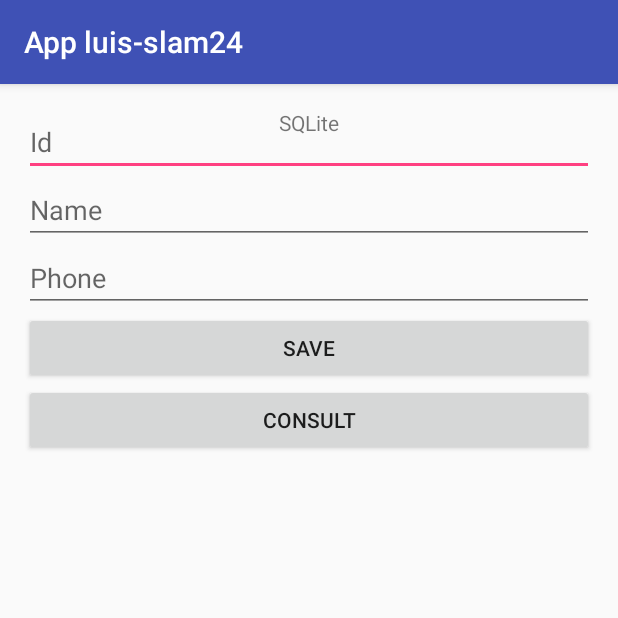
After one commit to dehors/android-SmartGeeks, an Android app: the Main17Activity screen opened directly, with no data from a screen before it, on a phone screen of 412 x 824 dp, the top half of it. The commit adds this screen. Run offline under Robolectric (Android 15) with nearby library versions, the phone set to English and light mode, and no system bars.

Commit message:
refactor: GUI

```diff
--- a/app/src/main/AndroidManifest.xml
+++ b/app/src/main/AndroidManifest.xml
@@ -39,7 +39,8 @@
             android:label="@string/title_activity_main14"
             android:theme="@style/AppTheme.NoActionBar" />
         <activity android:name=".Main15Activity" />
-        <activity android:name=".Main16Activity"></activity>
+        <activity android:name=".Main16Activity" />
+        <activity android:name=".Main17Activity"></activity>
     </application>
 
 </manifest>
--- /dev/null
+++ b/app/src/main/java/com/example/slam24/smartgeeks/Main17Activity.java
@@ -0,0 +1,23 @@
+package com.example.slam24.smartgeeks;
+
+import android.support.v7.app.AppCompatActivity;
+import android.os.Bundle;
+import android.widget.Button;
+import android.widget.EditText;
+
+public class Main17Activity extends AppCompatActivity {
+    EditText etid,etName,etPhone;
+    Button btnSaveMySQL,btnConsult;
+    @Override
+    protected void onCreate(Bundle savedInstanceState) {
+        super.onCreate(savedInstanceState);
+        setContentView(R.layout.activity_main17);
+
+        etid = (EditText) findViewById(R.id.etid);
+        etName = (EditText) findViewById(R.id.etName);
+        etPhone = (EditText) findViewById(R.id.etPhone);
+
+        btnSaveMySQL =  (Button) findViewById(R.id.btnSaveMySQL);
+        btnConsult =  (Button) findViewById(R.id.btnConsult);
+    }
+}
--- a/app/src/main/java/com/example/slam24/smartgeeks/MainActivity.java
+++ b/app/src/main/java/com/example/slam24/smartgeeks/MainActivity.java
@@ -10,7 +10,7 @@ public class MainActivity extends AppCompatActivity implements View.OnClickListe
     Button  btnlinerlayout,btnrelativelayout,
             bntcontrollers, btnspinner, btnlisview,
             btnlisviewwal, btnsenddata, btncustom,
-            btnfrag, btnfragdinami, btnTabbed, btnNav, btnsp, btnSQL;
+            btnfrag, btnfragdinami, btnTabbed, btnNav, btnsp, btnSQL, btnMySQL;
     @Override
     protected void onCreate(Bundle savedInstanceState) {
         super.onCreate(savedInstanceState);
@@ -57,6 +57,9 @@ public class MainActivity extends AppCompatActivity implements View.OnClickListe
 
         btnSQL = (Button) findViewById(R.id.viewSQL);
         btnSQL.setOnClickListener(this);
+
+        btnMySQL = (Button) findViewById(R.id.viewMySQL);
+        btnMySQL.setOnClickListener(this);
     }
 
     @Override
@@ -118,6 +121,10 @@ public class MainActivity extends AppCompatActivity implements View.OnClickListe
                 Intent intent13 = new Intent(MainActivity.this,Main16Activity.class);
                 startActivity(intent13);
                 break;
+            case R.id.viewMySQL:
+                Intent intent14 = new Intent(MainActivity.this,Main17Activity.class);
+                startActivity(intent14);
+                break;
         }
     }
 }
--- a/app/src/main/res/layout/activity_main.xml
+++ b/app/src/main/res/layout/activity_main.xml
@@ -91,6 +91,11 @@
                 android:layout_height="wrap_content"
                 android:text="SQLite"
                     android:id="@+id/viewSQL"/>
+            <Button
+                android:layout_width="match_parent"
+                android:layout_height="wrap_content"
+                android:text="MySQL"
+                android:id="@+id/viewMySQL"/>
         </LinearLayout>
     </ScrollView>
 </LinearLayout>
--- /dev/null
+++ b/app/src/main/res/layout/activity_main17.xml
@@ -0,0 +1,55 @@
+<RelativeLayout
+    xmlns:tools="http://schemas.android.com/tools"
+    android:layout_width="match_parent"
+    android:layout_height="match_parent"
+    android:orientation="vertical"
+    android:paddingBottom="16dp"
+    android:paddingLeft="16dp"
+    android:paddingRight="16dp"
+    android:paddingTop="16dp"
+    tools:context="com.example.slam24.smartgeeks.MainActivity"
+    xmlns:android="http://schemas.android.com/apk/res/android">
+
+    <TextView
+        android:layout_width="wrap_content"
+        android:layout_height="wrap_content"
+        android:text="SQLite"
+        android:layout_centerHorizontal="true"
+        android:id="@+id/tvTilte"/>
+    <EditText
+        android:layout_width="match_parent"
+        android:layout_height="wrap_content"
+        android:hint="Id"
+        android:id="@+id/etid"
+        android:layout_below="@+id/tvTitle"/>
+    <EditText
+        android:layout_width="match_parent"
+        android:layout_height="wrap_content"
+        android:hint="Name"
+        android:id="@+id/etName"
+        android:layout_below="@+id/etid"/>
+    <EditText
+        android:layout_width="match_parent"
+        android:layout_height="wrap_content"
+        android:hint="Phone"
+        android:id="@+id/etPhone"
+        android:layout_below="@+id/etName"/>
+    <LinearLayout
+        android:layout_width="match_parent"
+        android:layout_height="wrap_content"
+        android:orientation="vertical"
+        android:layout_below="@+id/etPhone">
+        <Button
+            android:layout_width="match_parent"
+            android:layout_height="wrap_content"
+            android:text="Save"
+            android:layout_weight="1"
+            android:id="@+id/btnSaveMySQL"/>
+        <Button
+            android:layout_width="match_parent"
+            android:layout_height="wrap_content"
+            android:text="Consult"
+            android:layout_weight="1"
+            android:id="@+id/btnConsult"/>
+    </LinearLayout>
+</RelativeLayout>
```
